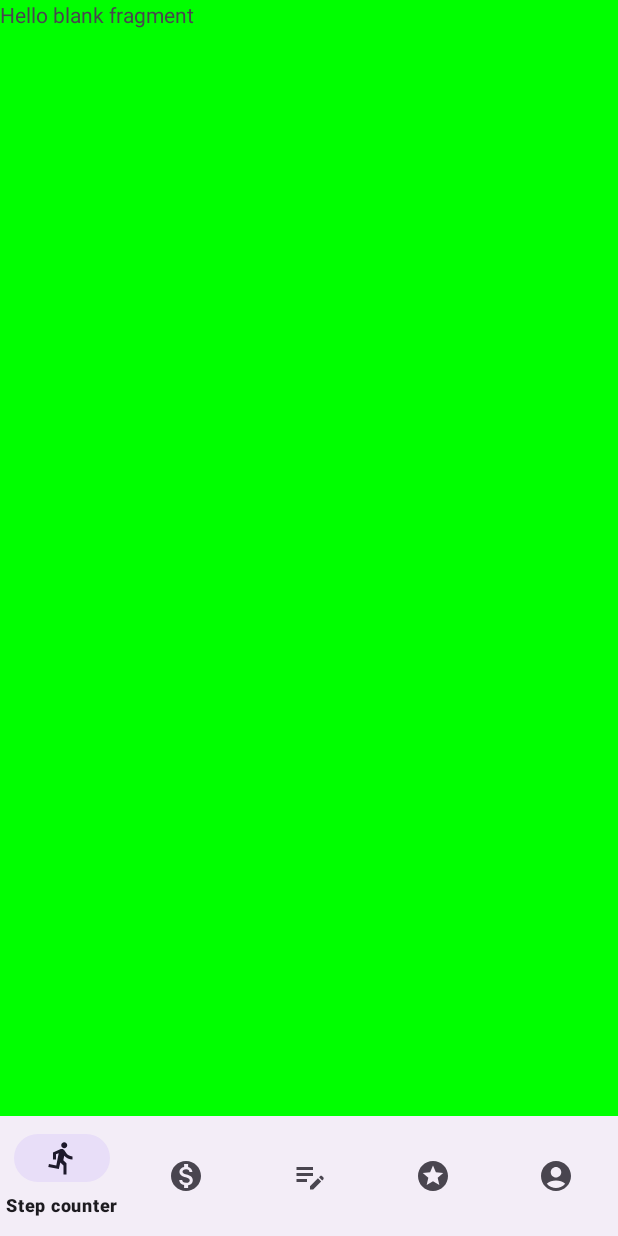
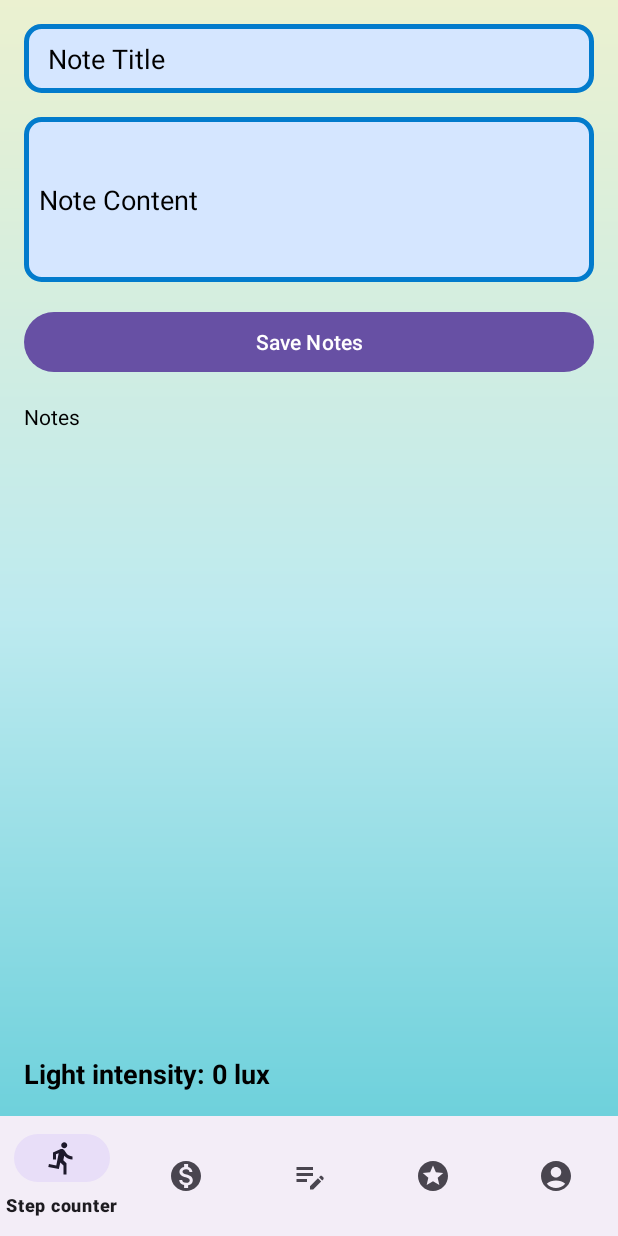
Before and after one commit to jmaimohamed/JetSetGo, an Android app: the fragment MyNoteF placed in its activity, on a phone screen of 412 x 824 dp. Run offline under Robolectric (Android 15) with nearby library versions, the phone set to English and light mode, and no system bars; our stand-ins replace Room's generated code.

Commit message:
capteur+database

```diff
--- /dev/null
+++ b/app/src/main/java/com/jmaaix/testttttt/DAO/NoteDao.java
@@ -0,0 +1,37 @@
+package com.jmaaix.testttttt.DAO;
+
+import androidx.room.Dao;
+import androidx.room.Delete;
+import androidx.room.Insert;
+import androidx.room.Query;
+import androidx.room.Update;
+
+import com.jmaaix.testttttt.entities.Note;
+
+import java.util.List;
+
+@Dao
+public interface NoteDao {
+
+
+    @Insert
+    void addNote(Note note);
+
+    @Query("SELECT * FROM note WHERE title = :title")
+    Note getNoteByTitle(String title);
+
+    @Query("SELECT * FROM note WHERE id = :noteId")
+    Note getNoteById(long noteId);
+
+    @Query("SELECT * FROM note")
+    List<Note> getAllNotes();
+
+    @Update
+    void updateNote(Note note);
+
+    @Delete
+    void deleteNote(Note note);
+
+    @Query("DELETE FROM note WHERE id = :noteId")
+    void deleteNoteById(long noteId);
+}
--- a/app/src/main/java/com/jmaaix/testttttt/MyNoteF.java
+++ b/app/src/main/java/com/jmaaix/testttttt/MyNoteF.java
@@ -1,64 +1,171 @@
 package com.jmaaix.testttttt;
+import java.util.Collections;
 
+import android.content.Context;
+import android.hardware.Sensor;
+import android.hardware.SensorEvent;
+import android.hardware.SensorEventListener;
+import android.hardware.SensorManager;
 import android.os.Bundle;
-
-import androidx.fragment.app.Fragment;
-
+import android.os.Parcelable;
 import android.view.LayoutInflater;
 import android.view.View;
 import android.view.ViewGroup;
+import android.widget.Button;
+import android.widget.EditText;
+import android.widget.LinearLayout;
+import android.widget.TextView;
 
-/**
- * A simple {@link Fragment} subclass.
- * Use the {@link MyNoteF#newInstance} factory method to
- * create an instance of this fragment.
- */
-public class MyNoteF extends Fragment {
+import androidx.appcompat.app.AlertDialog;
+import androidx.fragment.app.Fragment;
 
-    // TODO: Rename parameter arguments, choose names that match
-    // the fragment initialization parameters, e.g. ARG_ITEM_NUMBER
-    private static final String ARG_PARAM1 = "param1";
-    private static final String ARG_PARAM2 = "param2";
+import com.jmaaix.testttttt.DAO.NoteDao;
+import com.jmaaix.testttttt.database.UserDatabase;
+import com.jmaaix.testttttt.entities.Note;
 
-    // TODO: Rename and change types of parameters
-    private String mParam1;
-    private String mParam2;
+import java.util.ArrayList;
+import java.util.List;
 
-    public MyNoteF() {
-        // Required empty public constructor
-    }
+public class MyNoteF extends Fragment implements SensorEventListener {
 
-    /**
-     * Use this factory method to create a new instance of
-     * this fragment using the provided parameters.
-     *
-     * @param param1 Parameter 1.
-     * @param param2 Parameter 2.
-     * @return A new instance of fragment MyNoteF.
-     */
-    // TODO: Rename and change types and number of parameters
-    public static MyNoteF newInstance(String param1, String param2) {
-        MyNoteF fragment = new MyNoteF();
-        Bundle args = new Bundle();
-        args.putString(ARG_PARAM1, param1);
-        args.putString(ARG_PARAM2, param2);
-        fragment.setArguments(args);
-        return fragment;
+
+    private LinearLayout notesContainer;
+    private List<Note> noteList;
+    private NoteDao noteDao;
+    private UserDatabase appDatabase;
+    private View rootView;
+    private long user_id; // This is the user_id of the current user
+
+    // Declare the sensor manager and the light sensor
+    private SensorManager sensorManager;
+    private Sensor mLight;
+    @Override
+    public View onCreateView(LayoutInflater inflater, ViewGroup container, Bundle savedInstanceState) {
+        rootView = inflater.inflate(R.layout.fragment_my_note, container, false);
+        UserDatabase appDatabase = UserDatabase.getInstance(getActivity().getApplicationContext());
+        notesContainer = rootView.findViewById(R.id.notesContainer);
+        Button saveButton = rootView.findViewById(R.id.saveButton);
+        final NoteDao noteDao = appDatabase.noteDao();
+        noteList = new ArrayList<>();
+
+        // Get the user_id from the intent or shared preferences
+        user_id = getActivity().getIntent().getLongExtra("user_id", 0);
+        saveButton.setOnClickListener(new View.OnClickListener() {
+            @Override
+            public void onClick(View v) {
+
+                EditText titleEditText = rootView.findViewById(R.id.titleEditText);
+                EditText contentEditText = rootView.findViewById(R.id.contentEditText);
+                String title = titleEditText.getText().toString();
+                String content = contentEditText.getText().toString();
+
+                if (!title.isEmpty() && !content.isEmpty()) {
+                    Note notenew= new Note(title,content,user_id);
+                    // Add the new note to the list
+                    noteList.add(notenew);
+                    // Add the new note to the database
+                    noteDao.addNote(notenew);
+                    // Refresh the note view after saving the note
+                    refreshNoteView();
+                }
+            }
+        });
+        // Initialize the note list with the existing notes in the database
+        noteList = noteDao.getAllNotes();
+        displayNotes();
+
+        return rootView;
     }
 
     @Override
-    public void onCreate(Bundle savedInstanceState) {
-        super.onCreate(savedInstanceState);
-        if (getArguments() != null) {
-            mParam1 = getArguments().getString(ARG_PARAM1);
-            mParam2 = getArguments().getString(ARG_PARAM2);
+    public void onCreate (Bundle savedInstanceState) {
+        super.onCreate (savedInstanceState);
+        // Initialize the sensor manager and the light sensor
+        sensorManager = (SensorManager) getActivity().getSystemService(Context.SENSOR_SERVICE);
+        mLight = sensorManager.getDefaultSensor(Sensor.TYPE_LIGHT);
+    }
+
+    private void displayNotes() {
+        for (Note note : noteList) {
+            createNoteView(note);
         }
     }
 
+
+    //enregistrer une nouvelle note dans une liste de notes
+    // en utilisant les données entrées par l'utilisateur dans des champs de texte
+    private void saveNote() {
+
+    }
+    private void clearInputFields() {
+        EditText titleEditText = rootView.findViewById(R.id.titleEditText);
+        EditText contentEditText = rootView.findViewById(R.id.contentEditText);
+
+        titleEditText.getText().clear();
+        contentEditText.getText().clear();
+    }
+
+    //creation et affichage d'une note View dans l'interface utilisateur
+    private void createNoteView(final Note note) {
+        View noteView = getLayoutInflater().inflate(R.layout.note_item, notesContainer, false);
+        TextView titleTextView = noteView.findViewById(R.id.titleTextView);
+        TextView contentTextView = noteView.findViewById(R.id.contentTextView);
+
+
+        titleTextView.setText(note.getTitle());
+        contentTextView.setText(note.getContent());
+
+        noteView.setOnLongClickListener(v -> { showDeleteDialog(note);
+            return true;
+        });
+        notesContainer.addView(noteView);
+    }
+
+    //gérer la suppression d'une note
+    private void showDeleteDialog(final Note note) {
+        if (getActivity() != null) {
+            AlertDialog.Builder builder = new AlertDialog.Builder(getActivity());
+            builder.setTitle("Delete this note.");
+            builder.setMessage("Are you sure you want to delete this note?");
+
+            builder.setPositiveButton("Delete", (dialog, which) -> deleteNoteAndRefresh(note));
+
+            builder.setNegativeButton("Cancel", null);
+            builder.show();
+        }
+    }
+    private void deleteNoteAndRefresh (Note note){
+        UserDatabase userDatabase= UserDatabase.getInstance(getActivity().getApplicationContext());
+        NoteDao noteDao = userDatabase.noteDao();
+        noteList.remove(note);
+        noteDao.deleteNote(note);
+        refreshNoteView();
+    }
+    private void refreshNoteView () {
+        notesContainer.removeAllViews();
+        displayNotes();
+    }
+
+
     @Override
-    public View onCreateView(LayoutInflater inflater, ViewGroup container,
-                             Bundle savedInstanceState) {
-        // Inflate the layout for this fragment
-        return inflater.inflate(R.layout.fragment_my_note, container, false);
+    public void onAccuracyChanged(Sensor sensor, int accuracy) {
     }
+    @Override
+    public void onSensorChanged(SensorEvent event) {
+        // The light sensor returns a single value.
+        // Many sensors return 3 values, one for each axis.
+        float lux = event.values[0];
+        // Do something with this sensor value.
+        // For example, update a text view in the fragment layout
+        TextView lightTextView = rootView.findViewById(R.id.lightTextView);
+        lightTextView.setText("Light intensity: " + lux + " lux");
+    }
+
+    // Register and unregister the sensor listener in the fragment lifecycle methods
+    @Override
+    public void onResume() {
+        super.onResume();
+        sensorManager.registerListener(this, mLight, SensorManager.SENSOR_DELAY_NORMAL);
+    }
+
 }
--- a/app/src/main/java/com/jmaaix/testttttt/database/UserDatabase.java
+++ b/app/src/main/java/com/jmaaix/testttttt/database/UserDatabase.java
@@ -6,13 +6,16 @@ import androidx.room.Database;
 import androidx.room.Room;
 import androidx.room.RoomDatabase;
 
+import com.jmaaix.testttttt.DAO.NoteDao;
 import com.jmaaix.testttttt.DAO.UserDao;
+import com.jmaaix.testttttt.entities.Note;
 import com.jmaaix.testttttt.entities.User;
 
-@Database(entities = {User.class},version = 2,exportSchema = false)
+@Database(entities = {User.class, Note.class},version = 3,exportSchema = false)
 public abstract class UserDatabase extends RoomDatabase {
     private static UserDatabase instance ;
     public abstract UserDao userDao();
+    public abstract NoteDao noteDao();
 
     public static UserDatabase getInstance(Context context){
         if(instance== null){
--- /dev/null
+++ b/app/src/main/res/drawable/edittext_bg.xml
@@ -0,0 +1,11 @@
+<?xml version="1.0" encoding="utf-8"?>
+<shape xmlns:android="http://schemas.android.com/apk/res/android">
+
+    <corners
+        android:radius="10dp"/>
+    <solid
+        android:color="#D5E6FF"/>
+    <stroke
+        android:width="3dp"
+        android:color="#027BCC"/>
+</shape>
--- a/app/src/main/res/layout/fragment_my_note.xml
+++ b/app/src/main/res/layout/fragment_my_note.xml
@@ -1,15 +1,70 @@
 <?xml version="1.0" encoding="utf-8"?>
-<FrameLayout xmlns:android="http://schemas.android.com/apk/res/android"
+<LinearLayout xmlns:android="http://schemas.android.com/apk/res/android"
+    xmlns:app="http://schemas.android.com/apk/res-auto"
     xmlns:tools="http://schemas.android.com/tools"
     android:layout_width="match_parent"
     android:layout_height="match_parent"
-    android:background="@color/greencha3chou3i"
+    android:orientation="vertical"
+    android:padding="16dp"
     tools:context=".MyNoteF">
+    <EditText
+        android:id="@+id/titleEditText"
+        android:layout_width="match_parent"
+        android:background="@drawable/edittext_bg"
+        android:layout_height="46dp"
+        android:paddingLeft="16dp"
+        android:textColor="@color/black"
+        android:hint="Note Title"
+        android:textColorHint="@color/black"/>
 
-    <!-- TODO: Update blank fragment layout -->
+    <EditText
+        android:id="@+id/contentEditText"
+        android:layout_width="match_parent"
+        android:layout_height="wrap_content"
+        android:layout_marginTop="16dp"
+        android:hint="Note Content"
+        android:textColorHint="@color/black"
+        android:paddingLeft="10dp"
+        android:paddingRight="10dp"
+        android:background="@drawable/edittext_bg"
+        android:textColor="@color/black"
+        android:inputType="textMultiLine"
+        android:minLines="5"/>
+
+    <Button
+        android:id="@+id/saveButton"
+        android:layout_width="match_parent"
+        android:layout_height="wrap_content"
+        android:text="Save Notes"
+        android:layout_marginTop="16dp"/>
     <TextView
+        android:id="@+id/notesTextView"
         android:layout_width="match_parent"
-        android:layout_height="match_parent"
-        android:text="@string/hello_blank_fragment" />
+        android:layout_height="18dp"
+        android:text="Notes"
+        android:textColor="@color/black"
+        android:layout_marginTop="16dp" />
+    <ScrollView
+        android:id="@+id/notesScrollView"
+        android:layout_width="match_parent"
+        android:layout_height="0dp"
+        android:layout_weight="1">
 
-</FrameLayout>
+        <LinearLayout
+            android:id="@+id/notesContainer"
+            android:layout_width="match_parent"
+            android:layout_height="wrap_content"
+            android:orientation="vertical"/>
+    </ScrollView>
+
+
+    <TextView
+        android:id="@+id/lightTextView"
+        android:layout_width="wrap_content"
+        android:layout_height="wrap_content"
+        android:text="Light intensity: 0 lux"
+        android:textStyle="bold"
+        android:textSize="18sp"
+        android:textColor="@color/black"/>
+
+</LinearLayout>
--- a/gradle.properties
+++ b/gradle.properties
@@ -6,7 +6,7 @@
 # http://www.gradle.org/docs/current/userguide/build_environment.html
 # Specifies the JVM arguments used for the daemon process.
 # The setting is particularly useful for tweaking memory settings.
-org.gradle.jvmargs=-Xmx2048m -Dfile.encoding=UTF-8
+org.gradle.jvmargs=-Xmx4608m -Dfile.encoding=UTF-8
 # When configured, Gradle will run in incubating parallel mode.
 # This option should only be used with decoupled projects. More details, visit
 # http://www.gradle.org/docs/current/userguide/multi_project_builds.html#sec:decoupled_projects
```
Also changed, not shown: app/src/main/java/com/jmaaix/testttttt/entities/Note.java (added, +71 -0 lines), app/src/main/res/drawable/note_bg.xml (added, +15 -0 lines), app/src/main/res/layout/note_item.xml (added, +26 -0 lines).
